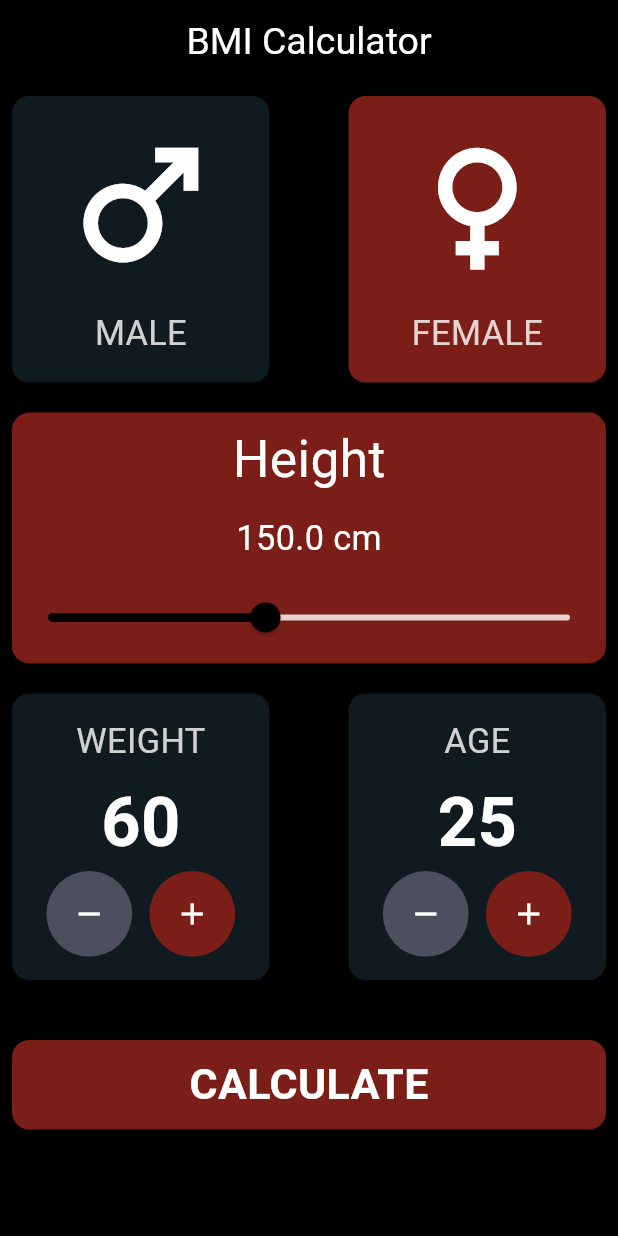
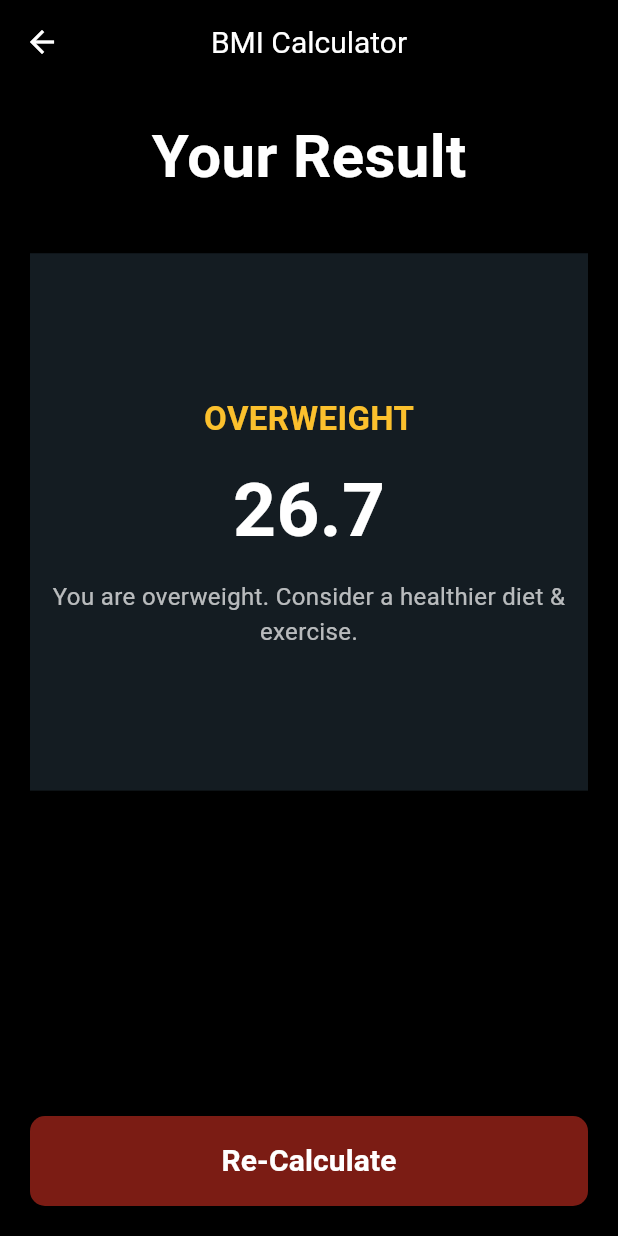
Before and after one commit to Shehta2000/Bmi-App, a Flutter app: the screen it shows after launch, after a tap on "CALCULATE", on a phone screen of 412 x 824 dp. Run offline on Flutter 3.47's test engine with Material 3 defaults, Android fonts, the phone set to English and light mode, and no system bars; our stand-ins replace flutter_screenutil.

Commit message:
Finish  Bmi App

```diff
--- a/lib/Screens/Widgets/gender_card.dart
+++ b/lib/Screens/Widgets/gender_card.dart
@@ -1,21 +1,26 @@
+// ignore_for_file: public_member_api_docs, sort_constructors_first
 import 'package:flutter/material.dart';
 import 'package:flutter_screenutil/flutter_screenutil.dart';
 
 class GenderCard extends StatelessWidget {
-  const GenderCard({
+  const  GenderCard({
     super.key,
     required this.icon,
     required this.label,
-    required this.color,
+    required this.color,required this.onPressed,
   });
 
   final IconData icon;
   final String label;
   final Color color;
+   final void Function() onPressed;
 
   @override
   Widget build(BuildContext context) {
-    return Container(
+    return GestureDetector(
+      onTap: () {},
+      child: Container(
+
         decoration: BoxDecoration(
           color: color,
           borderRadius: BorderRadius.circular(10.r),
@@ -35,6 +40,7 @@ class GenderCard extends StatelessWidget {
             ],
           ),
         ),
+      ),
     );
   }
 }
--- a/lib/Screens/bmi_screen.dart
+++ b/lib/Screens/bmi_screen.dart
@@ -14,6 +14,10 @@ class _BmiScreenState extends State<BmiScreen> {
   double height = 150;
   int weight = 60;
   int age = 25;
+  String? selectedGender; // لتحديد الجنس المختار
+  String? selectedCard; // متغير لتحديد الكارت النشط
+
+
 
   @override
   Widget build(BuildContext context) {
@@ -36,15 +40,22 @@ class _BmiScreenState extends State<BmiScreen> {
               Row(
                 mainAxisAlignment: MainAxisAlignment.spaceBetween,
                 children: [
-                  const GenderCard(
+                   GenderCard(
+                    onPressed: () => setState(() => selectedGender = "MALE"),
+
                       icon: Icons.male,
                       label: "MALE",
-                      color: Color.fromARGB(255, 16, 26, 33)),
+                      color: selectedGender == "MALE"
+                          ? const Color.fromARGB(255, 123, 30, 23)
+                          : const Color(0xff141C22)),
                   SizedBox(width: 10.w),
-                  const GenderCard(
+                   GenderCard(
+                    onPressed: () => setState(() => selectedGender = "FEMALE"),
                       icon: Icons.female,
                       label: "FEMALE",
-                      color: Color.fromARGB(255, 123, 30, 23)),
+                      color: selectedGender == "FEMALE"
+                          ?const  Color.fromARGB(255, 123, 30, 23)
+                          : const Color(0xff141C22)),
                 ],
               ),
               const SizedBox(height: 20),
@@ -105,36 +116,43 @@ class _BmiScreenState extends State<BmiScreen> {
                   ),
                 ],
               ),
-              const SizedBox(height: 40),
-
+             const Spacer(),
               // Calculate Button
               GestureDetector(
                 onTap: () {
                   // حساب BMI هنا مستقبلاً
                 },
-                child: Container(
-                  height: 50.h,
-                  width: double.infinity,
-                  decoration: BoxDecoration(
+                child: Center(
+                  child: ElevatedButton(
+                    style: ElevatedButton.styleFrom(
+                      minimumSize: const Size(double.infinity, 60),
+                      backgroundColor: const Color(0xff7B1C14),
+                      shape: RoundedRectangleBorder(
                         borderRadius: BorderRadius.circular(10.r),
-                    color: const Color.fromARGB(255, 123, 30, 23),
                       ),
-                  child: Center(
-                    child: Text(
+                    ),
+                    onPressed: () {
+                   double bmi = weight / ((height / 100) * (height / 100));
+
+                  Navigator.pushNamed(context, '/result', arguments: bmi);
+                    },
+                    child: const  Text(
                       "CALCULATE",
                       style: TextStyle(
                         color: Colors.white,
+                        fontSize: 20,
                         fontWeight: FontWeight.bold,
-                          fontSize: 25.sp),
-                    ),
-                  ),
+
+                    ))
+                    )
                   ),
         ),
       ],
       ),
     ),
-      ),
+      )
     );
+
       }
 }
 
--- /dev/null
+++ b/lib/Screens/custom_screen.dart
@@ -0,0 +1,16 @@
+import 'package:flutter/material.dart';
+
+class CustomScreen extends StatelessWidget {
+  const CustomScreen({super.key});
+
+  @override
+  Widget build(BuildContext context) {
+    return const  Scaffold(
+      body: Column(
+
+
+
+      ),
+    );
+  }
+}
--- /dev/null
+++ b/lib/Screens/result_screen.dart
@@ -0,0 +1,140 @@
+import 'package:flutter/material.dart';
+import 'package:flutter_screenutil/flutter_screenutil.dart';
+
+class ResultScreen extends StatelessWidget {
+  final double bmiResult;
+
+  const ResultScreen({super.key, required this.bmiResult});
+
+  String getResultCategory() {
+    if (bmiResult < 18.5) {
+      return "UNDERWEIGHT";
+    } else if (bmiResult < 25) {
+      return "NORMAL";
+    } else if (bmiResult < 30) {
+      return "OVERWEIGHT";
+    } else if (bmiResult < 35) {
+      return "OBESE";
+    } else {
+      return "EXTREMELY OBESE";
+    }
+  }
+
+  Color getCategoryColor() {
+    if (bmiResult < 18.5) {
+      return Colors.blue;
+    } else if (bmiResult < 25) {
+      return Colors.green;
+    } else if (bmiResult < 30) {
+      return Colors.yellow.shade700;
+    } else if (bmiResult < 35) {
+      return Colors.orange;
+    } else {
+      return Colors.red;
+    }
+  }
+
+  String getMessage() {
+    if (bmiResult < 18.5) {
+      return "You are underweight. Try to gain some healthy weight.";
+    } else if (bmiResult < 25) {
+      return "You have a normal body weight. Good job!";
+    } else if (bmiResult < 30) {
+      return "You are overweight. Consider a healthier diet & exercise.";
+    } else if (bmiResult < 35) {
+      return "You are obese. A healthier lifestyle is recommended.";
+    } else {
+      return "You are extremely obese. Seek medical advice.";
+    }
+  }
+
+  @override
+  Widget build(BuildContext context) {
+    return Scaffold(
+      backgroundColor: Colors.black,
+      appBar: AppBar(
+        backgroundColor: Colors.black,
+        elevation: 0,
+        leading: IconButton(
+          icon: const Icon(Icons.arrow_back, color: Colors.white),
+          onPressed: () {
+            Navigator.pop(context);
+          },
+        ),
+        title: const Text(
+          "BMI Calculator",
+          style: TextStyle(color: Colors.white, fontSize: 20),
+        ),
+        centerTitle: true,
+      ),
+      body: Padding(
+        padding: const EdgeInsets.symmetric(horizontal: 20, vertical: 20),
+        child: Column(
+          crossAxisAlignment: CrossAxisAlignment.center,
+          children: [
+            const Text(
+              "Your Result",
+              style: TextStyle(color: Colors.white, fontSize: 40, fontWeight: FontWeight.bold),
+            ),
+             SizedBox(height: 30.h),
+            Container(
+              width: double.infinity,
+              height: 300.h,
+              decoration: const BoxDecoration(
+                color:  Color(0xff141C22),
+              ),
+              child: Column(
+                mainAxisAlignment: MainAxisAlignment.center,
+                children: [
+                  Text(
+                    getResultCategory(),
+                    style: TextStyle(
+                      color: getCategoryColor(),
+                      fontSize: 22,
+                      fontWeight: FontWeight.bold,
+                    ),
+                  ),
+                  const SizedBox(height: 10),
+                  Text(
+                    bmiResult.toStringAsFixed(1),
+                    style: const TextStyle(
+                      color: Colors.white,
+                      fontSize: 50,
+                      fontWeight: FontWeight.bold,
+                    ),
+                  ),
+                  const SizedBox(height: 10),
+                  Text(
+                    getMessage(),
+                    textAlign: TextAlign.center,
+                    style: const TextStyle(
+                      color: Colors.white70,
+                      fontSize: 16,
+                    ),
+                  ),
+                ],
+              ),
+            ),
+            const Spacer(),
+            ElevatedButton(
+              style: ElevatedButton.styleFrom(
+               backgroundColor: const Color(0xff7B1C14),
+                minimumSize: const Size(double.infinity, 60),
+                shape: RoundedRectangleBorder(
+                  borderRadius: BorderRadius.circular(10),
+                ),
+              ),
+              onPressed: () {
+                Navigator.pop(context);
+              },
+              child: const Text(
+                "Re-Calculate",
+                style: TextStyle(color: Colors.white, fontSize: 20, fontWeight: FontWeight.bold),
+              ),
+            ),
+          ],
+        ),
+      ),
+    );
+  }
+}
--- a/lib/main.dart
+++ b/lib/main.dart
@@ -1,21 +1,35 @@
 import 'package:bmi/Screens/bmi_screen.dart';
 import 'package:flutter/material.dart';
 import 'package:flutter_screenutil/flutter_screenutil.dart';
+import 'Screens/result_screen.dart';
 
 void main() {
   runApp(const BMIAPP());
 }
+
 class BMIAPP extends StatelessWidget {
   const BMIAPP({super.key});
 
   @override
   Widget build(BuildContext context) {
-    return  const ScreenUtilInit(
+    return ScreenUtilInit(
       minTextAdapt: true,
-      designSize: Size(360, 690),
+      designSize: const Size(360, 690),
       child: MaterialApp(
         debugShowCheckedModeBanner: false,
-        home:  BmiScreen(),
+        initialRoute: '/',
+        onGenerateRoute: (settings) {
+          if (settings.name == '/result') {
+            final double bmiResult = settings.arguments as double;
+            return MaterialPageRoute(
+              builder: (context) => ResultScreen(bmiResult: bmiResult),
+            );
+          }
+          return null;
+        },
+        routes: {
+          '/': (context) => const BmiScreen(),
+        },
       ),
     );
   }
```
Lines whose indentation alone changed are shown as unchanged.
